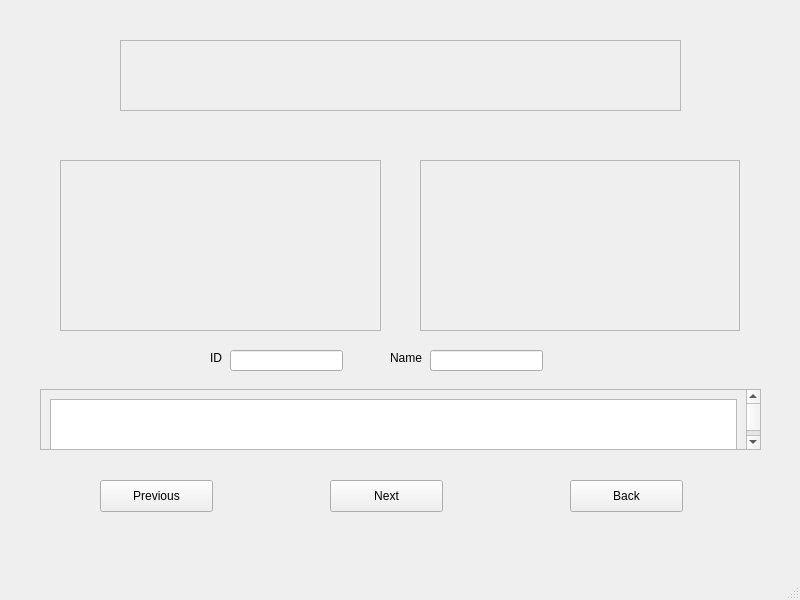
bchuh/StarWars-Companion, file subwidget/subwidget.ui: the form before one commit.
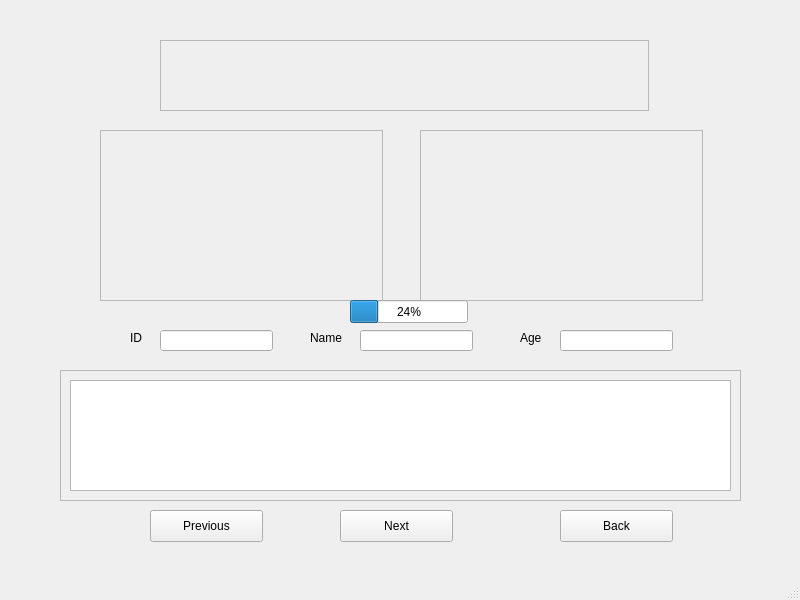
The form after the commit.

Commit message:
Optimize the ui and control logic, add new struct type.
optimize the ui and control logic, add new struct type.

The edit to the form file:
```diff
--- a/subwidget/subwidget.ui
+++ b/subwidget/subwidget.ui
@@ -20,25 +20,34 @@
    <widget class="QLineEdit" name="lineEdit_2">
     <property name="geometry">
      <rect>
-      <x>430</x>
-      <y>350</y>
+      <x>360</x>
+      <y>330</y>
       <width>113</width>
       <height>21</height>
      </rect>
     </property>
+    <property name="layoutDirection">
+     <enum>Qt::RightToLeft</enum>
+    </property>
     <property name="autoFillBackground">
      <bool>false</bool>
     </property>
+    <property name="alignment">
+     <set>Qt::AlignCenter</set>
+    </property>
    </widget>
    <widget class="QLabel" name="label_2">
     <property name="geometry">
      <rect>
-      <x>390</x>
-      <y>350</y>
+      <x>310</x>
+      <y>330</y>
       <width>41</width>
       <height>16</height>
      </rect>
     </property>
+    <property name="layoutDirection">
+     <enum>Qt::RightToLeft</enum>
+    </property>
     <property name="text">
      <string>Name</string>
     </property>
@@ -46,12 +55,15 @@
    <widget class="QLabel" name="label">
     <property name="geometry">
      <rect>
-      <x>210</x>
-      <y>350</y>
+      <x>130</x>
+      <y>330</y>
       <width>21</width>
       <height>16</height>
      </rect>
     </property>
+    <property name="layoutDirection">
+     <enum>Qt::RightToLeft</enum>
+    </property>
     <property name="text">
      <string>ID</string>
     </property>
@@ -59,12 +71,15 @@
    <widget class="QScrollArea" name="scrollArea_2">
     <property name="geometry">
      <rect>
-      <x>40</x>
-      <y>389</y>
-      <width>721</width>
-      <height>61</height>
+      <x>60</x>
+      <y>370</y>
+      <width>681</width>
+      <height>131</height>
      </rect>
     </property>
+    <property name="autoFillBackground">
+     <bool>false</bool>
+    </property>
     <property name="styleSheet">
      <string notr="true"/>
     </property>
@@ -76,8 +91,8 @@
       <rect>
        <x>0</x>
        <y>0</y>
-       <width>719</width>
-       <height>98</height>
+       <width>679</width>
+       <height>129</height>
       </rect>
      </property>
      <layout class="QVBoxLayout" name="verticalLayout">
@@ -90,8 +105,8 @@
    <widget class="QLineEdit" name="lineEdit">
     <property name="geometry">
      <rect>
-      <x>230</x>
-      <y>350</y>
+      <x>160</x>
+      <y>330</y>
       <width>113</width>
       <height>21</height>
      </rect>
@@ -102,12 +117,15 @@
     <property name="autoFillBackground">
      <bool>true</bool>
     </property>
+    <property name="alignment">
+     <set>Qt::AlignCenter</set>
+    </property>
    </widget>
    <widget class="QPushButton" name="Previous">
     <property name="geometry">
      <rect>
-      <x>100</x>
-      <y>480</y>
+      <x>150</x>
+      <y>510</y>
       <width>113</width>
       <height>32</height>
      </rect>
@@ -119,8 +137,8 @@
    <widget class="QPushButton" name="Next">
     <property name="geometry">
      <rect>
-      <x>330</x>
-      <y>480</y>
+      <x>340</x>
+      <y>510</y>
       <width>113</width>
       <height>32</height>
      </rect>
@@ -132,8 +150,8 @@
    <widget class="QPushButton" name="Back">
     <property name="geometry">
      <rect>
-      <x>570</x>
-      <y>480</y>
+      <x>560</x>
+      <y>510</y>
       <width>113</width>
       <height>32</height>
      </rect>
@@ -145,9 +163,9 @@
    <widget class="QFrame" name="frame_3">
     <property name="geometry">
      <rect>
-      <x>120</x>
+      <x>160</x>
       <y>40</y>
-      <width>561</width>
+      <width>489</width>
       <height>71</height>
      </rect>
     </property>
@@ -164,9 +182,9 @@
     </property>
     <property name="geometry">
      <rect>
-      <x>60</x>
-      <y>160</y>
-      <width>321</width>
+      <x>100</x>
+      <y>130</y>
+      <width>283</width>
       <height>171</height>
      </rect>
     </property>
@@ -181,8 +199,8 @@
     <property name="geometry">
      <rect>
       <x>420</x>
-      <y>160</y>
-      <width>320</width>
+      <y>130</y>
+      <width>283</width>
       <height>171</height>
      </rect>
     </property>
@@ -193,6 +211,45 @@
      <enum>QFrame::Raised</enum>
     </property>
    </widget>
+   <widget class="QLineEdit" name="lineEdit_3">
+    <property name="geometry">
+     <rect>
+      <x>560</x>
+      <y>330</y>
+      <width>113</width>
+      <height>21</height>
+     </rect>
+    </property>
+    <property name="alignment">
+     <set>Qt::AlignCenter</set>
+    </property>
+   </widget>
+   <widget class="QLabel" name="label_3">
+    <property name="geometry">
+     <rect>
+      <x>520</x>
+      <y>330</y>
+      <width>31</width>
+      <height>16</height>
+     </rect>
+    </property>
+    <property name="text">
+     <string>Age</string>
+    </property>
+   </widget>
+   <widget class="QProgressBar" name="progressBar">
+    <property name="geometry">
+     <rect>
+      <x>350</x>
+      <y>300</y>
+      <width>118</width>
+      <height>23</height>
+     </rect>
+    </property>
+    <property name="value">
+     <number>24</number>
+    </property>
+   </widget>
   </widget>
   <widget class="QMenuBar" name="menubar">
    <property name="geometry">
```
The commit also changes 2 other files.
